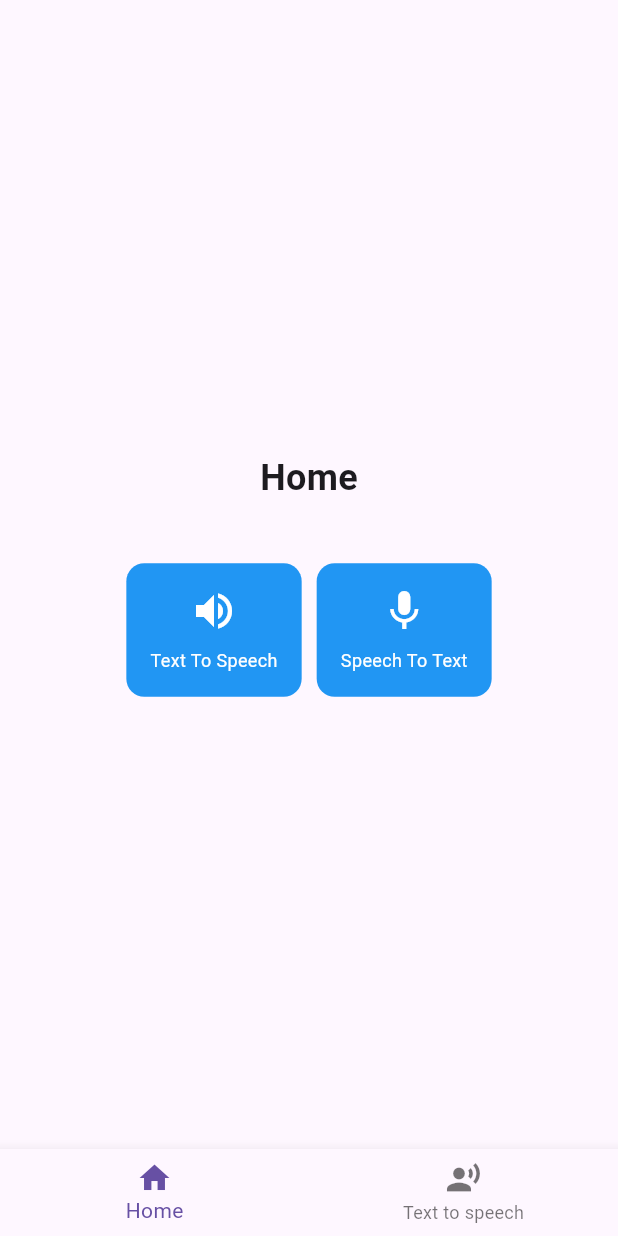
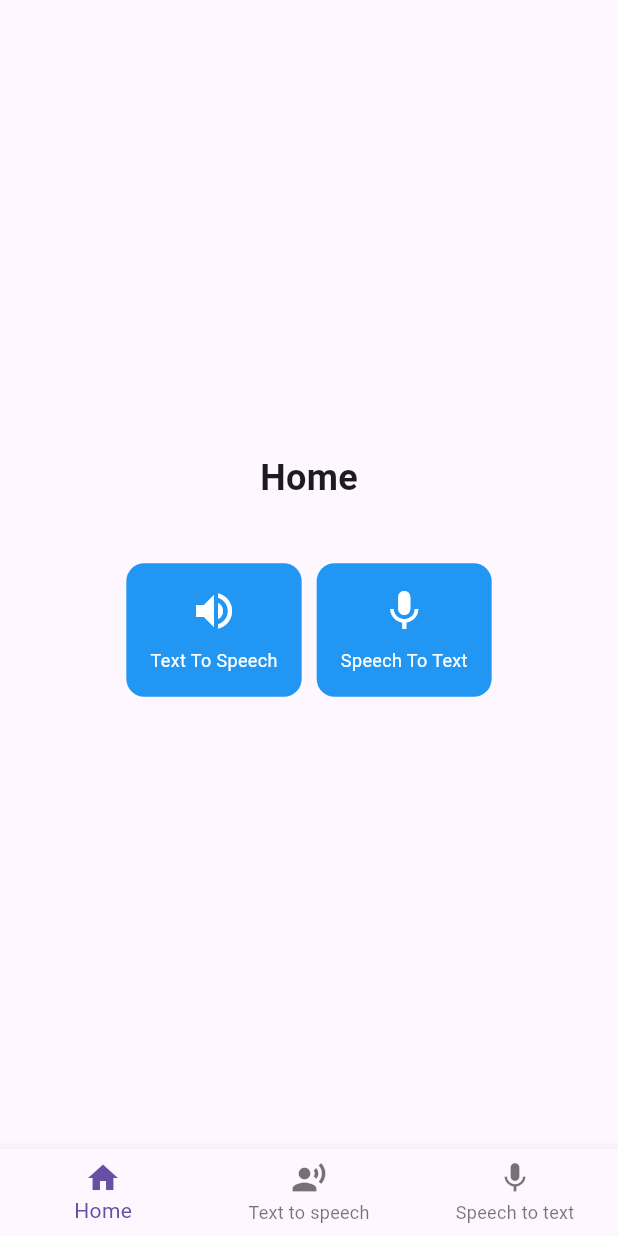
Before and after one commit to cedrickcuencaalegsao/stt_tts, a Flutter app: the screen it shows after launch, on a phone screen of 412 x 824 dp. Run offline on Flutter 3.47's test engine with Material 3 defaults, Android fonts, the phone set to English and light mode, and no system bars; our stand-ins replace file_picker.

Commit message:
Adding STT file.

```diff
--- a/lib/main.dart
+++ b/lib/main.dart
@@ -1,6 +1,7 @@
 import 'package:flutter/material.dart';
 import 'package:stt_tts/Shared/home/home.dart';
 import 'package:stt_tts/tts/tts.dart';
+import 'package:stt_tts/stt/stt.dart';
 
 void main() {
   runApp(const MyApp());
@@ -31,9 +32,9 @@
 class AppState extends State<App> {
   int selectedPageIndex = 0;
 
-  final List<Widget> page = [HomePage(), TTSPage()];
+  final List<Widget> page = [HomePage(), TTSPage(), STTPage()];
 
-  final List<String> pageTitle = ["Home", "Text to speech"];
+  final List<String> pageTitle = ["Home", "Text to speech", "Speech to text"];
 
   // Page icons.
   Icon pageIcon(int index) {
@@ -42,6 +43,8 @@
         return const Icon(Icons.home);
       case 1:
         return const Icon(Icons.record_voice_over);
+      case 2:
+        return const Icon(Icons.mic);
       default:
         return const Icon(Icons.pages);
     }
@@ -52,27 +55,12 @@
     setState(() {
       selectedPageIndex = index;
     });
-    Navigator.canPop(context); // this will display the page.
+    Navigator.canPop(context);
   }
 
   @override
   Widget build(BuildContext context) {
     return Scaffold(
-      // appBar: AppBar(title: Text("STT and TTS")),
-      // drawer: Drawer(
-      //   child: ListView(
-      //     padding: EdgeInsets.all(0),
-      //     children: [
-      //       DrawerHeader(
-      //         decoration: BoxDecoration(color: Colors.blueAccent),
-      //         child: Text(
-      //           "Recent Activity",
-      //           style: TextStyle(color: Colors.white, fontSize: 24),
-      //         ),
-      //       ),
-      //     ],
-      //   ),
-      // ),
       body: page[selectedPageIndex],
       bottomNavigationBar: BottomNavigationBar(
         type: BottomNavigationBarType.fixed,
```
Also changed, not shown: lib/stt/stt.dart (added, +15 -0 lines).
